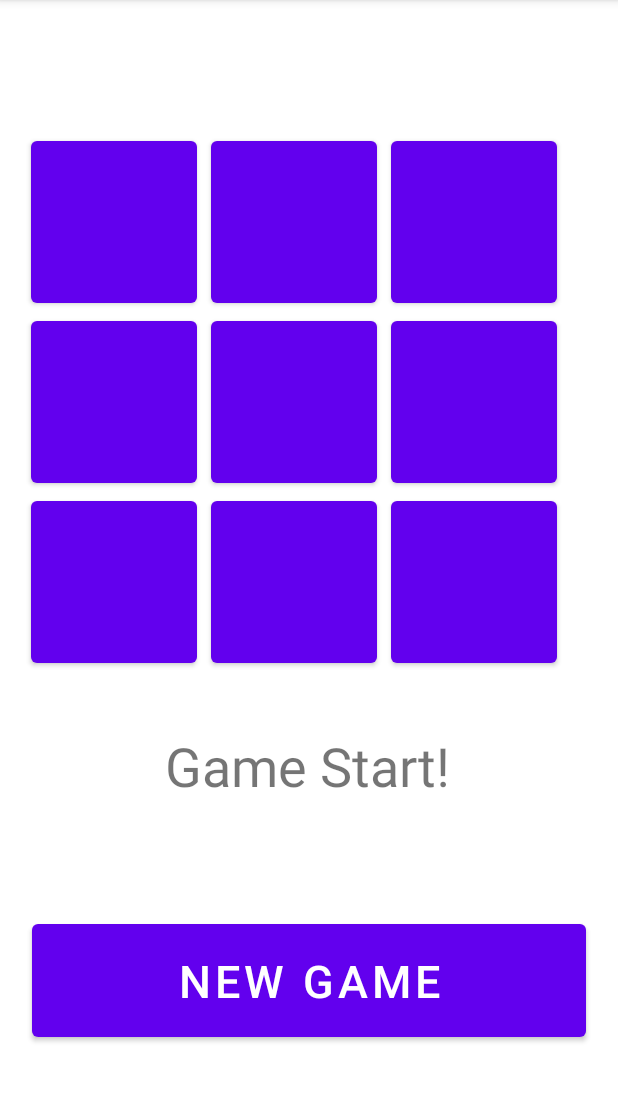
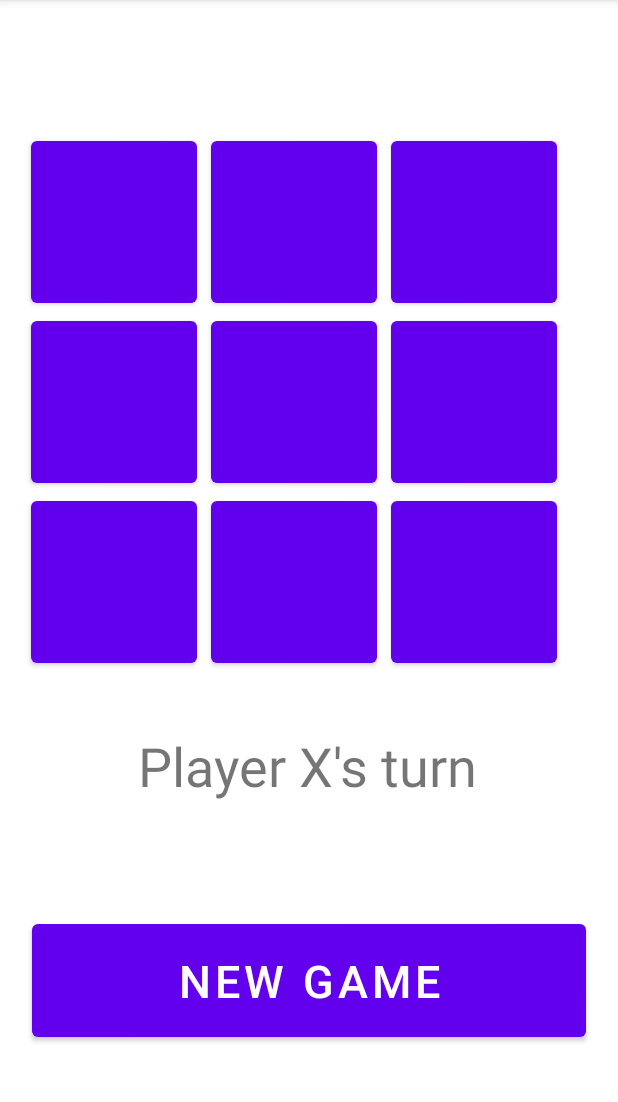
Before and after one commit to hm9811/TicTacToe, an Android app: the screen it shows after launch (MainActivity), on a phone screen of 412 x 824 dp, the part 84-1186 px from its top. Run offline under Robolectric (Android 15) with nearby library versions, the phone set to English and light mode, and no system bars.

Commit message:
Added OnClick motions and changed textview so that we can see whose turn it is.

```diff
--- a/app/src/main/java/com/example/tictactoe/MainActivity.java
+++ b/app/src/main/java/com/example/tictactoe/MainActivity.java
@@ -3,12 +3,67 @@ package com.example.tictactoe;
 import androidx.appcompat.app.AppCompatActivity;
 
 import android.os.Bundle;
+import android.view.View;
+import android.widget.Button;
+import android.widget.TextView;
 
-public class MainActivity extends AppCompatActivity {
+import org.w3c.dom.Text;
+
+public class MainActivity extends AppCompatActivity implements View.OnClickListener {
+
+    private Button[][] buttons = new Button[3][3];
+
+    private boolean xTurn = true;
+
 
     @Override
     protected void onCreate(Bundle savedInstanceState) {
         super.onCreate(savedInstanceState);
         setContentView(R.layout.activity_main);
+
+        for(int i = 0; i < 3; i++){
+            for(int j = 0; j < 3; j++){
+                String ButtonID = "button_" + i + j;
+                int resultID = getResources().getIdentifier(ButtonID, "id", getPackageName());
+                buttons[i][j] = findViewById(resultID);
+                buttons[i][j].setOnClickListener(this);
+
+            }
+        }
+
+
+
+        Button newGame = findViewById(R.id.button_NewGame);
+        newGame.setOnClickListener(new View.OnClickListener(){
+            @Override
+            public void onClick(View v){
+                for(int i = 0; i < 3; i++){
+                    for(int j = 0; j < 3; j++){
+                        buttons[i][j].setText("");
+                    }
+                }
+                TextView tv1 = (TextView)findViewById(R.id.textViewTurn);
+                tv1.setText("Player X's turn");
+            }
+        });
+    }
+
+    public void onClick(View v){
+        TextView tv1 = (TextView)findViewById(R.id.textViewTurn);
+        if(!((Button) v).getText().toString().equals("")){
+            return;
+        }
+
+        if(xTurn){
+            ((Button) v).setText("X");
+            xTurn = false;
+            tv1.setText("Player O's turn");
+        }
+        else{
+            ((Button) v).setText("O");
+            xTurn = true;
+            tv1.setText("Player X's turn");
+        }
+
     }
 }
--- a/app/src/main/res/layout/activity_main.xml
+++ b/app/src/main/res/layout/activity_main.xml
@@ -21,25 +21,28 @@
             android:layout_height="match_parent">
 
             <Button
-                android:id="@+id/button9"
+                android:id="@+id/button_00"
                 android:layout_width="120dp"
                 android:layout_height="120dp"
                 android:insetLeft="5dp"
-                android:insetRight="5dp" />
+                android:insetRight="5dp"
+                android:textSize="36sp" />
 
             <Button
-                android:id="@+id/button8"
+                android:id="@+id/button_01"
                 android:layout_width="120dp"
                 android:layout_height="120dp"
                 android:insetLeft="5dp"
-                android:insetRight="5dp" />
+                android:insetRight="5dp"
+                android:textSize="36sp" />
 
             <Button
-                android:id="@+id/button7"
+                android:id="@+id/button_02"
                 android:layout_width="120dp"
                 android:layout_height="120dp"
                 android:insetLeft="5dp"
-                android:insetRight="5dp" />
+                android:insetRight="5dp"
+                android:textSize="36sp" />
         </TableRow>
 
         <TableRow
@@ -47,25 +50,28 @@
             android:layout_height="match_parent">
 
             <Button
-                android:id="@+id/button6"
+                android:id="@+id/button_10"
                 android:layout_width="120dp"
                 android:layout_height="120dp"
                 android:insetLeft="5dp"
-                android:insetRight="5dp" />
+                android:insetRight="5dp"
+                android:textSize="36sp" />
 
             <Button
-                android:id="@+id/button5"
+                android:id="@+id/button_11"
                 android:layout_width="120dp"
                 android:layout_height="120dp"
                 android:insetLeft="5dp"
-                android:insetRight="5dp" />
+                android:insetRight="5dp"
+                android:textSize="36sp" />
 
             <Button
-                android:id="@+id/button4"
+                android:id="@+id/button_12"
                 android:layout_width="120dp"
                 android:layout_height="120dp"
                 android:insetLeft="5dp"
-                android:insetRight="5dp" />
+                android:insetRight="5dp"
+                android:textSize="36sp" />
         </TableRow>
 
         <TableRow
@@ -73,33 +79,36 @@
             android:layout_height="213dp">
 
             <Button
-                android:id="@+id/button3"
+                android:id="@+id/button_20"
                 android:layout_width="120dp"
                 android:layout_height="120dp"
                 android:insetLeft="5dp"
-                android:insetRight="5dp" />
+                android:insetRight="5dp"
+                android:textSize="36sp" />
 
             <Button
-                android:id="@+id/button2"
+                android:id="@+id/button_21"
                 android:layout_width="120dp"
                 android:layout_height="120dp"
                 android:insetLeft="5dp"
-                android:insetRight="5dp" />
+                android:insetRight="5dp"
+                android:textSize="36sp" />
 
             <Button
-                android:id="@+id/button"
+                android:id="@+id/button_22"
                 android:layout_width="120dp"
                 android:layout_height="120dp"
                 android:insetLeft="5dp"
-                android:insetRight="5dp" />
+                android:insetRight="5dp"
+                android:textSize="36sp" />
         </TableRow>
     </TableLayout>
 
     <TextView
-        android:id="@+id/textView"
+        android:id="@+id/textViewTurn"
         android:layout_width="wrap_content"
         android:layout_height="wrap_content"
-        android:text="Game Start!"
+        android:text="Player X's turn"
         android:textSize="36sp"
         app:layout_constraintBottom_toBottomOf="parent"
         app:layout_constraintEnd_toEndOf="parent"
@@ -109,7 +118,7 @@
         app:layout_constraintVertical_bias="0.139" />
 
     <Button
-        android:id="@+id/button10"
+        android:id="@+id/button_NewGame"
         android:layout_width="369dp"
         android:layout_height="87dp"
         android:layout_marginTop="4dp"
@@ -118,6 +127,6 @@
         app:layout_constraintBottom_toBottomOf="parent"
         app:layout_constraintEnd_toEndOf="parent"
         app:layout_constraintStart_toStartOf="parent"
-        app:layout_constraintTop_toBottomOf="@+id/textView" />
+        app:layout_constraintTop_toBottomOf="@+id/textViewTurn" />
 
 </androidx.constraintlayout.widget.ConstraintLayout>
```
